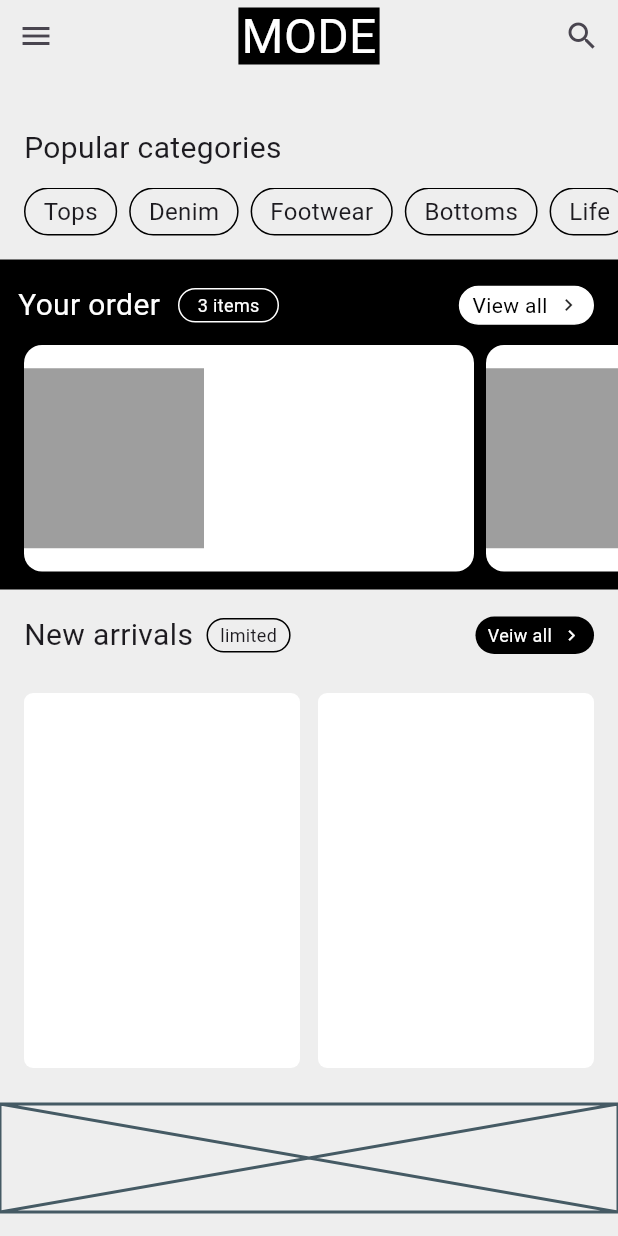
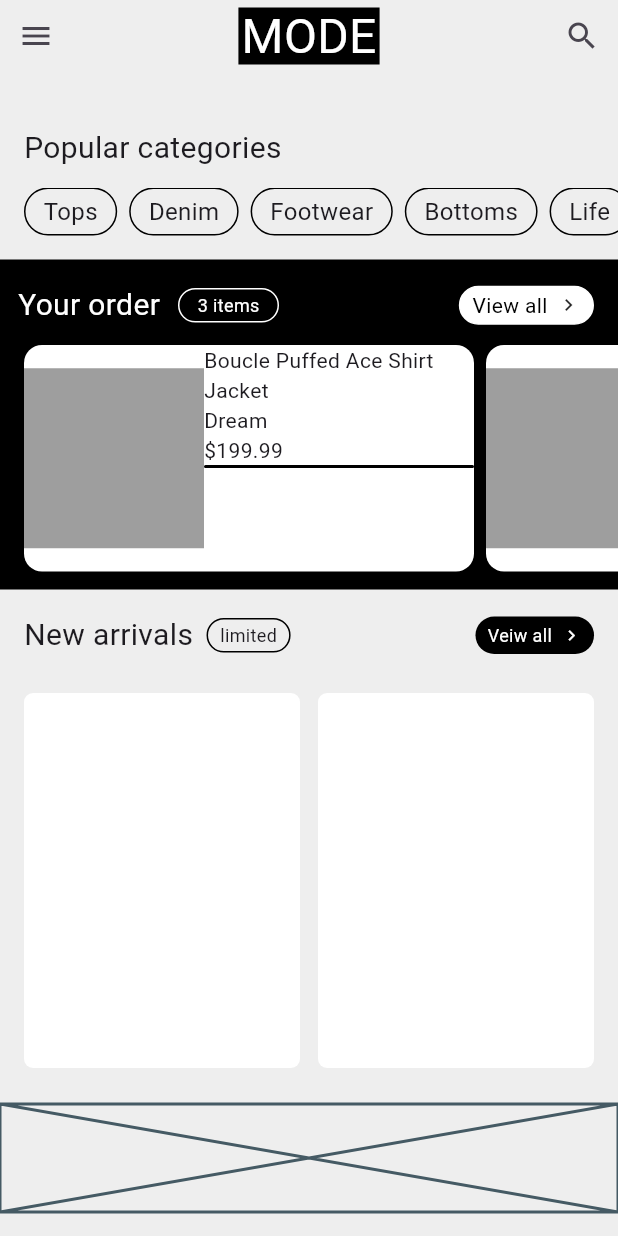
Before and after one commit to JAICHANGPARK/flutter_notebook_chapter_49, a Flutter app: the ECommerceHomePage screen opened directly, on a phone screen of 412 x 824 dp. Run offline on Flutter 3.47's test engine with Material 3 defaults, Android fonts, the phone set to English and light mode, and no system bars; our stand-ins replace gap, google_fonts; Roboto replaces fonts that are missing (Akshar).

Commit message:
Update e_commerce_home_page.dart

```diff
--- a/lib/ep2451_e_commerce_app/ui/e_commerce_home_page.dart
+++ b/lib/ep2451_e_commerce_app/ui/e_commerce_home_page.dart
@@ -158,11 +158,23 @@ class _ECommerceHomePageState extends State<ECommerceHomePage> {
                                   width: 120,
                                   decoration: BoxDecoration(color: Colors.grey),
                                 ),
-                                Expanded(child: Column(
-                                  crossAxisAlignment: .start,
-                                  children: [
-
-                                ],))
+                                Expanded(
+                                  child: Column(
+                                    crossAxisAlignment: .start,
+                                    children: [
+                                      Text("Boucle Puffed Ace Shirt Jacket"),
+                                      Text("Dream"),
+                                      Text("\$199.99"),
+                                      Container(
+                                        decoration: ShapeDecoration(
+                                          shape: StadiumBorder(
+                                            side: BorderSide(),
+                                          ),
+                                        ),
+                                      ),
+                                    ],
+                                  ),
+                                ),
                               ],
                             ),
                           );
```
